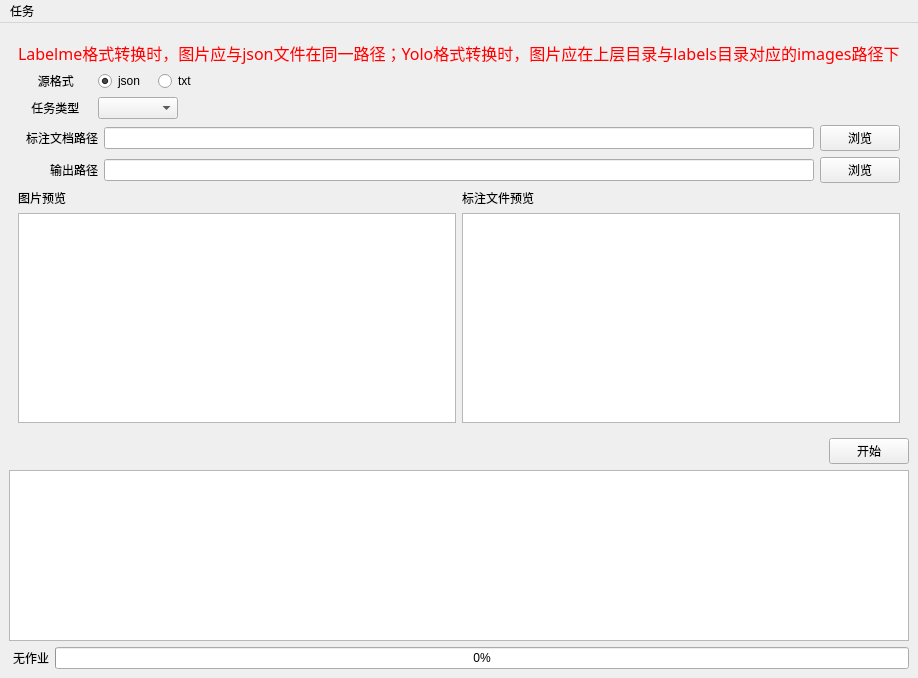
The window that ui/designer/MainWindow.ui (BrilliantBirch/SmartAnnotator) describes before a commit, drawn with Qt 5.
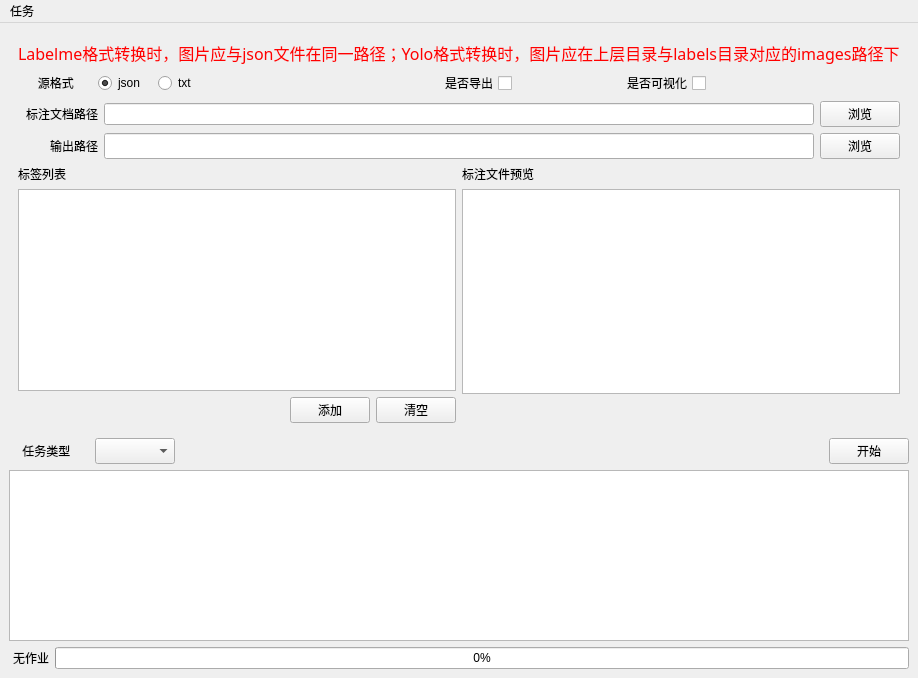
The same window after the commit.

Commit message: -更新了UI_MainWindow.py中的主窗口UI布局，以增强用户界面并改进小部件组织。 -删除了dialog.py文件，并将其功能迁移到qt.py，整合了实用函数以提高可维护性。 -引入了一个新的files.py模块来处理文件操作，包括检查相应的注释和图像文件。 -在qt.py中添加了CustomItemWidget类，以便更好地处理UI中的可编辑列表项。

```diff
--- a/ui/designer/MainWindow.ui
+++ b/ui/designer/MainWindow.ui
@@ -6,7 +6,7 @@
    <rect>
     <x>0</x>
     <y>0</y>
-    <width>827</width>
+    <width>831</width>
     <height>678</height>
    </rect>
   </property>
@@ -26,8 +26,6 @@
      <verstretch>0</verstretch>
     </sizepolicy>
    </property>
-   <layout class="QHBoxLayout" name="horizontalLayout_3">
-    <item>
      <layout class="QVBoxLayout" name="verticalLayout">
       <item>
        <widget class="QStackedWidget" name="stackedWidget">
@@ -147,27 +145,8 @@
         <widget class="QWidget" name="convertPage">
          <layout class="QGridLayout" name="gridLayout_8">
           <item row="0" column="0">
-           <layout class="QVBoxLayout" name="verticalLayout_2">
-            <property name="sizeConstraint">
-             <enum>QLayout::SetNoConstraint</enum>
-            </property>
-            <item>
-             <widget class="QLabel" name="label_3">
-              <property name="font">
-               <font>
-                <family>Agency FB</family>
-                <pointsize>12</pointsize>
-               </font>
-              </property>
-              <property name="styleSheet">
-               <string notr="true">color: rgb(255, 0, 0);</string>
-              </property>
-              <property name="text">
-               <string>Labelme格式转换时，图片应与json文件在同一路径；Yolo格式转换时，图片应在上层目录与labels目录对应的images路径下</string>
-              </property>
-             </widget>
-            </item>
-            <item>
+         <layout class="QGridLayout" name="gridLayout_3">
+          <item row="1" column="0">
              <layout class="QHBoxLayout" name="horizontalLayout_4">
               <property name="spacing">
                <number>0</number>
@@ -236,23 +215,111 @@
                   <verstretch>0</verstretch>
                  </sizepolicy>
                 </property>
+              <property name="maximumSize">
+               <size>
+                <width>80</width>
+                <height>16777215</height>
+               </size>
+              </property>
                 <property name="text">
                  <string>txt</string>
                 </property>
-               </widget>
-              </item>
-             </layout>
-            </item>
+              <attribute name="buttonGroup">
+               <string notr="true">buttonGroup</string>
+              </attribute>
+             </widget>
+            </item>
+            <item>
+             <widget class="QLabel" name="label_8">
+              <property name="text">
+               <string/>
+              </property>
+             </widget>
+            </item>
+            <item>
+             <widget class="QCheckBox" name="exportBtn">
+              <property name="minimumSize">
+               <size>
+                <width>80</width>
+                <height>0</height>
+               </size>
+              </property>
+              <property name="maximumSize">
+               <size>
+                <width>80</width>
+                <height>16777215</height>
+               </size>
+              </property>
+              <property name="layoutDirection">
+               <enum>Qt::RightToLeft</enum>
+              </property>
+              <property name="text">
+               <string>是否导出</string>
+              </property>
+             </widget>
+            </item>
+            <item>
+             <widget class="QCheckBox" name="visualizeBtn">
+              <property name="layoutDirection">
+               <enum>Qt::RightToLeft</enum>
+              </property>
+              <property name="text">
+               <string>是否可视化</string>
+              </property>
+             </widget>
+            </item>
+            <item>
+             <widget class="QLabel" name="label_9">
+              <property name="minimumSize">
+               <size>
+                <width>100</width>
+                <height>0</height>
+               </size>
+              </property>
+              <property name="text">
+               <string/>
+              </property>
+             </widget>
+            </item>
+           </layout>
+          </item>
+          <item row="4" column="0">
+           <layout class="QHBoxLayout" name="horizontalLayout_3">
+            <property name="sizeConstraint">
+             <enum>QLayout::SetNoConstraint</enum>
+            </property>
             <item>
-             <layout class="QHBoxLayout" name="horizontalLayout_5">
-              <property name="spacing">
-               <number>0</number>
-              </property>
+             <layout class="QVBoxLayout" name="verticalLayout_2">
+              <item>
+               <widget class="QLabel" name="labelListLabel">
+                <property name="text">
+                 <string>标签列表</string>
+                </property>
+               </widget>
+              </item>
+              <item>
+               <widget class="QListWidget" name="labelListView"/>
+              </item>
+              <item>
+               <layout class="QHBoxLayout" name="horizontalLayout_6">
               <property name="sizeConstraint">
                <enum>QLayout::SetNoConstraint</enum>
               </property>
               <item>
-               <widget class="QLabel" name="label_5">
+                 <widget class="QLabel" name="label_7">
+                  <property name="text">
+                   <string/>
+                  </property>
+                 </widget>
+                </item>
+                <item>
+                 <widget class="QPushButton" name="addLabelBtn">
+                  <property name="sizePolicy">
+                   <sizepolicy hsizetype="Preferred" vsizetype="Preferred">
+                    <horstretch>0</horstretch>
+                    <verstretch>0</verstretch>
+                   </sizepolicy>
+                  </property>
                 <property name="minimumSize">
                  <size>
                   <width>80</width>
@@ -269,40 +336,79 @@
                  <enum>Qt::RightToLeft</enum>
                 </property>
                 <property name="text">
-                 <string>    任务类型</string>
+                   <string>添加</string>
+                  </property>
+                 </widget>
+                </item>
+                <item>
+                 <widget class="QPushButton" name="claearBtnBtn">
+                  <property name="sizePolicy">
+                   <sizepolicy hsizetype="Preferred" vsizetype="Preferred">
+                    <horstretch>0</horstretch>
+                    <verstretch>0</verstretch>
+                   </sizepolicy>
+                  </property>
+                  <property name="minimumSize">
+                   <size>
+                    <width>80</width>
+                    <height>0</height>
+                   </size>
+                  </property>
+                  <property name="maximumSize">
+                   <size>
+                    <width>80</width>
+                    <height>16777215</height>
+                   </size>
+                  </property>
+                  <property name="layoutDirection">
+                   <enum>Qt::RightToLeft</enum>
+                  </property>
+                  <property name="text">
+                   <string>清空</string>
+                  </property>
+                 </widget>
+                </item>
+               </layout>
+              </item>
+             </layout>
+            </item>
+            <item>
+             <layout class="QVBoxLayout" name="verticalLayout_4">
+              <item>
+               <widget class="QLabel" name="annotationFilesLabel">
+                <property name="text">
+                 <string>标注文件预览</string>
+                </property>
+               </widget>
+              </item>
+              <item>
+               <widget class="QListView" name="annotationFilesView"/>
+              </item>
+              <item>
+               <widget class="QLabel" name="annotationFilesNumLabel">
+                <property name="minimumSize">
+                 <size>
+                  <width>0</width>
+                  <height>23</height>
+                 </size>
+                </property>
+                <property name="text">
+                 <string/>
                 </property>
                 <property name="alignment">
-                 <set>Qt::AlignLeading|Qt::AlignLeft|Qt::AlignVCenter</set>
+                 <set>Qt::AlignRight|Qt::AlignTrailing|Qt::AlignVCenter</set>
                 </property>
                </widget>
               </item>
-              <item>
-               <widget class="QComboBox" name="taskComBox">
-                <property name="sizePolicy">
-                 <sizepolicy hsizetype="Preferred" vsizetype="Preferred">
-                  <horstretch>0</horstretch>
-                  <verstretch>0</verstretch>
-                 </sizepolicy>
-                </property>
-                <property name="maximumSize">
-                 <size>
-                  <width>80</width>
-                  <height>16777215</height>
-                 </size>
-                </property>
-               </widget>
-              </item>
-              <item>
-               <widget class="QLabel" name="label_6">
-                <property name="text">
-                 <string/>
-                </property>
-               </widget>
-              </item>
-             </layout>
-            </item>
-            <item>
+             </layout>
+            </item>
+           </layout>
+          </item>
+          <item row="2" column="0">
              <layout class="QGridLayout" name="gridLayout_4">
+            <property name="sizeConstraint">
+             <enum>QLayout::SetNoConstraint</enum>
+            </property>
               <item row="0" column="0">
                <widget class="QLabel" name="label">
                 <property name="minimumSize">
@@ -329,7 +435,11 @@
                </widget>
               </item>
               <item row="0" column="1">
-               <widget class="QLineEdit" name="convertInput"/>
+             <widget class="QLineEdit" name="convertInput">
+              <property name="readOnly">
+               <bool>true</bool>
+              </property>
+             </widget>
               </item>
               <item row="0" column="2">
                <widget class="QPushButton" name="convertInputBtn">
@@ -340,10 +450,45 @@
               </item>
              </layout>
             </item>
-            <item>
+          <item row="0" column="0">
+           <widget class="QLabel" name="label_3">
+            <property name="sizePolicy">
+             <sizepolicy hsizetype="Preferred" vsizetype="Preferred">
+              <horstretch>0</horstretch>
+              <verstretch>0</verstretch>
+             </sizepolicy>
+            </property>
+            <property name="font">
+             <font>
+              <family>Agency FB</family>
+              <pointsize>12</pointsize>
+             </font>
+            </property>
+            <property name="styleSheet">
+             <string notr="true">color: rgb(255, 0, 0);</string>
+            </property>
+            <property name="text">
+             <string>Labelme格式转换时，图片应与json文件在同一路径；Yolo格式转换时，图片应在上层目录与labels目录对应的images路径下</string>
+            </property>
+           </widget>
+          </item>
+          <item row="3" column="0">
              <layout class="QGridLayout" name="gridLayout_5">
+            <property name="sizeConstraint">
+             <enum>QLayout::SetNoConstraint</enum>
+            </property>
               <item row="0" column="1">
-               <widget class="QLineEdit" name="convertOutput"/>
+             <widget class="QLineEdit" name="convertOutput">
+              <property name="sizePolicy">
+               <sizepolicy hsizetype="Expanding" vsizetype="Preferred">
+                <horstretch>0</horstretch>
+                <verstretch>0</verstretch>
+               </sizepolicy>
+              </property>
+              <property name="readOnly">
+               <bool>true</bool>
+              </property>
+             </widget>
               </item>
               <item row="0" column="0">
                <widget class="QLabel" name="label_2">
@@ -372,6 +517,12 @@
               </item>
               <item row="0" column="2">
                <widget class="QPushButton" name="convertOutputBtn">
+              <property name="sizePolicy">
+               <sizepolicy hsizetype="Minimum" vsizetype="Preferred">
+                <horstretch>0</horstretch>
+                <verstretch>0</verstretch>
+               </sizepolicy>
+              </property>
                 <property name="text">
                  <string>浏览</string>
                 </property>
@@ -379,37 +530,6 @@
               </item>
              </layout>
             </item>
-            <item>
-             <layout class="QGridLayout" name="gridLayout_6">
-              <item row="1" column="0">
-               <widget class="QListView" name="imageFilesView">
-                <property name="minimumSize">
-                 <size>
-                  <width>200</width>
-                  <height>0</height>
-                 </size>
-                </property>
-               </widget>
-              </item>
-              <item row="0" column="1">
-               <widget class="QLabel" name="annotationFilesLabel">
-                <property name="text">
-                 <string>标注文件预览</string>
-                </property>
-               </widget>
-              </item>
-              <item row="0" column="0">
-               <widget class="QLabel" name="imageFilesLabel">
-                <property name="text">
-                 <string>图片预览</string>
-                </property>
-               </widget>
-              </item>
-              <item row="1" column="1">
-               <widget class="QListView" name="annotationFilesView"/>
-              </item>
-             </layout>
-            </item>
            </layout>
           </item>
          </layout>
@@ -422,6 +542,65 @@
        </widget>
       </item>
       <item>
+     <layout class="QHBoxLayout" name="horizontalLayout_5">
+      <property name="sizeConstraint">
+       <enum>QLayout::SetNoConstraint</enum>
+      </property>
+      <item>
+       <widget class="QLabel" name="label_5">
+        <property name="sizePolicy">
+         <sizepolicy hsizetype="Preferred" vsizetype="Preferred">
+          <horstretch>0</horstretch>
+          <verstretch>0</verstretch>
+         </sizepolicy>
+        </property>
+        <property name="minimumSize">
+         <size>
+          <width>80</width>
+          <height>0</height>
+         </size>
+        </property>
+        <property name="maximumSize">
+         <size>
+          <width>80</width>
+          <height>16777215</height>
+         </size>
+        </property>
+        <property name="layoutDirection">
+         <enum>Qt::RightToLeft</enum>
+        </property>
+        <property name="text">
+         <string>    任务类型</string>
+        </property>
+        <property name="alignment">
+         <set>Qt::AlignLeading|Qt::AlignLeft|Qt::AlignVCenter</set>
+        </property>
+       </widget>
+      </item>
+      <item>
+       <widget class="QComboBox" name="taskComBox">
+        <property name="sizePolicy">
+         <sizepolicy hsizetype="Preferred" vsizetype="Preferred">
+          <horstretch>0</horstretch>
+          <verstretch>0</verstretch>
+         </sizepolicy>
+        </property>
+        <property name="maximumSize">
+         <size>
+          <width>80</width>
+          <height>16777215</height>
+         </size>
+        </property>
+       </widget>
+      </item>
+      <item>
+       <widget class="QLabel" name="label_6">
+        <property name="text">
+         <string/>
+        </property>
+       </widget>
+      </item>
+      <item>
        <widget class="QPushButton" name="runBtn">
         <property name="maximumSize">
          <size>
@@ -437,6 +616,8 @@
         </property>
        </widget>
       </item>
+     </layout>
+    </item>
       <item>
        <widget class="QTextBrowser" name="logBrowser">
         <property name="maximumSize">
@@ -493,8 +674,6 @@
        </layout>
       </item>
      </layout>
-    </item>
-   </layout>
   </widget>
   <widget class="QMenuBar" name="menubar">
    <property name="geometry">
```
Left out of the diff: 10 changed lines with no effect on the pictures. Lines whose indentation alone changed are shown as unchanged. The commit also changes 7 other files.
